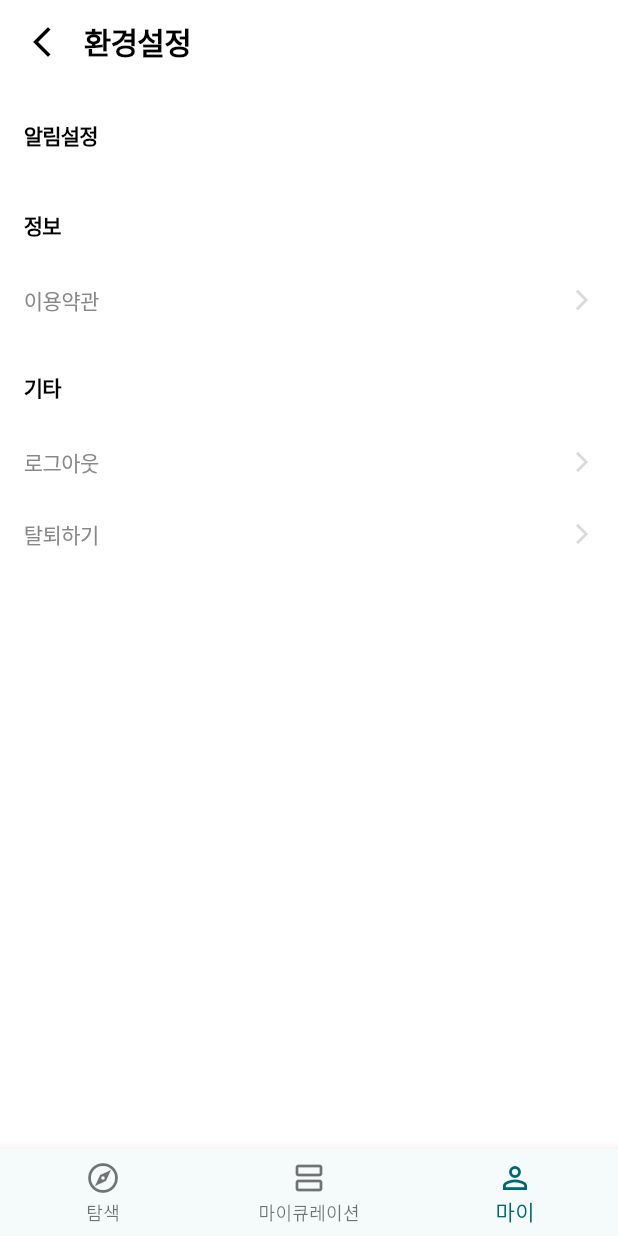
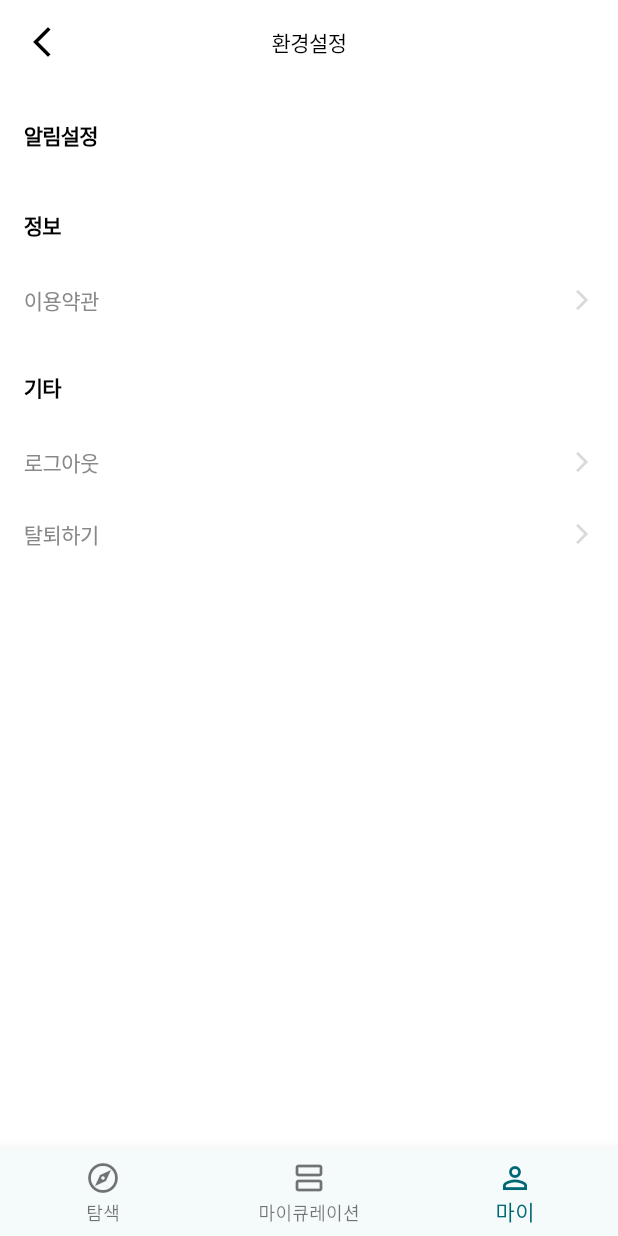
Before and after one commit to hdachan/modir_sh2, a Flutter app: the MyPageScreen screen opened by its route, after a tap on the "settings" icon, on a phone screen of 412 x 824 dp. Run offline on Flutter 3.47's test engine with Material 3 defaults, Android fonts, the phone set to English and light mode, and no system bars; our stand-ins replace flutter_svg, go_router, google_sign_in, image_picker, supabase_flutter; accounts and stored records are empty; Roboto replaces fonts that are missing (Pretendard); project files that could hold a hidden picture were left out.

Commit message:
20250609 전체 화면 수정

```diff
--- a/lib/Auth/views/SignUpInformation.dart
+++ b/lib/Auth/views/SignUpInformation.dart
@@ -1,4 +1,5 @@
 import 'package:flutter/material.dart';
+import 'package:go_router/go_router.dart';
 import 'package:provider/provider.dart';
 import '../../Mypage/widget/Mypage_widget.dart';
 import '../../widget/login_field.dart';
@@ -114,7 +115,7 @@ class InformationScreen extends StatelessWidget {
                                 onTap: () async {
                                   final errorMessage = await viewModel.signUp(email, password);
                                   if (errorMessage == null) {
-                                    print("완벽");
+                                    context.go('/community');
                                   } else {
                                     ScaffoldMessenger.of(context).showSnackBar(
                                       SnackBar(content: Text(errorMessage)),
--- a/lib/Mypage/viewmodels/ProfileViewModel.dart
+++ b/lib/Mypage/viewmodels/ProfileViewModel.dart
@@ -30,7 +30,7 @@ class ProfileViewModel extends ChangeNotifier {
   void onCategoryButtonPressed(int index) {
     _selectedCategoryIndex = index;
     // 버튼 선택 시 입력 필드와 동기화
-    _categoryController.text = index == 0 ? '빈티지' : (index == 1 ? '아메카지' : '');
+    _categoryController.text = index == 0 ? '내 소개' : (index == 1 ? '내 소개' : '');
     notifyListeners();
   }
 
@@ -53,7 +53,7 @@ class ProfileViewModel extends ChangeNotifier {
       _birthdateController.text = response['birthdate'] ?? '';
       _categoryController.text = response['category'] ?? ''; // 카테고리 로드
       _selectedGenderIndex = response['gender'] == true ? 0 : (response['gender'] == false ? 1 : -1);
-      _selectedCategoryIndex = response['category'] == '빈티지' ? 0 : (response['category'] == '아메카지' ? 1 : -1);
+      _selectedCategoryIndex = response['category'] == '내 소개' ? 0 : (response['category'] == '내 소개' ? 1 : -1);
     } else {
       _errorMessage = '사용자 정보를 찾을 수 없습니다.';
     }
--- a/lib/widget/agree_widget.dart
+++ b/lib/widget/agree_widget.dart
@@ -56,47 +56,46 @@ Widget CustomAppBar({required String title, required BuildContext context}) {
 Widget ProfileEditAppBar({required String title, required BuildContext context}) {
   return LayoutBuilder(
     builder: (context, constraints) {
-      return Container(
-        width: double.infinity,
-        height: 56,
-        color:  Colors.white,
-        padding: EdgeInsets.only(
-          right: 16,
-        ),
-        child: Row(
+      return AppBar(
+        automaticallyImplyLeading: false,
+        backgroundColor: const Color(0xFFFFFFFF),
+        elevation: 0,
+        titleSpacing: 0,
+        title: Center(
+          child: ConstrainedBox(
+            constraints: const BoxConstraints(maxWidth: 600),
+            child: Stack(
+              alignment: Alignment.center,
               children: [
-            // 뒤로가기 버튼
-            GestureDetector(
-              onTap: () {
-                context.go('/mypage');
-              },
+                Align(
+                  alignment: Alignment.centerLeft,
+                  child: GestureDetector(
+                    onTap: () => Navigator.pop(context),
                     child: Container(
-                width: 56,
-                height: 56,
                       padding: const EdgeInsets.all(16),
-                child: Icon(
+                      child: const Icon(
                         Icons.arrow_back_ios_new,
+                        color: Color(0xFF000000),
                         size: 24,
-                  color: Colors.black,
                       ),
                     ),
                   ),
-            Container(
-              height: 56,
-              padding: const EdgeInsets.only(top: 14,bottom: 14),
-              child: Text(
-                title,
-                style: TextStyle(
+                ),
+                Text(
+                  title, // <-- 여기만 바꿨어요!
+                  textAlign: TextAlign.center,
+                  style: const TextStyle(
                     color: Colors.black,
-                  fontSize: 20,
+                    fontSize: 14,
                     fontFamily: 'Pretendard',
-                  fontWeight: FontWeight.w700,
+                    fontWeight: FontWeight.w500,
                     height: 1.40,
-                  letterSpacing: -0.50,
-                ),
+                    letterSpacing: -0.35,
                   ),
                 ),
               ],
+            ),
+          ),
         ),
       );
     },
--- a/pubspec.yaml
+++ b/pubspec.yaml
@@ -83,6 +83,7 @@ flutter:
     - assets/image/bgimage.jpg
     - assets/image/mini_logo_black.png
     - assets/image/mini_logo_white.png
+    - assets/image/hide_image.png
 
     - assets/icons/QuickShare.png
     - assets/icons/Kakaotalk.png
```
Also changed, not shown: lib/Auth/ViewModel/InformationViewModel.dart (+4 -4 lines), lib/Curation/CurationCard.dart (+10 -6 lines), lib/Curation/curation.dart (+41 -37 lines), lib/Mypage/views/modirchat.dart (+5 -4 lines), lib/feed/views/MapScreen.dart (+34 -15 lines), lib/widget/login_widget.dart (+14 -14 lines), assets/image/hide_image.png (added). Lines whose indentation alone changed are shown as unchanged.
